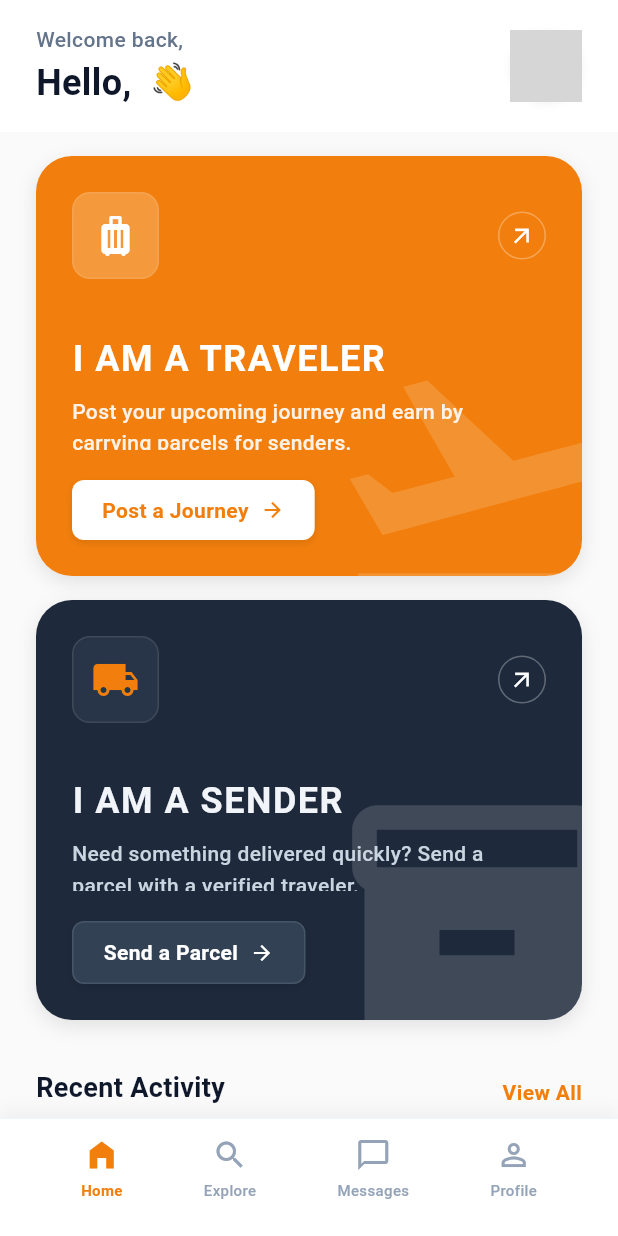
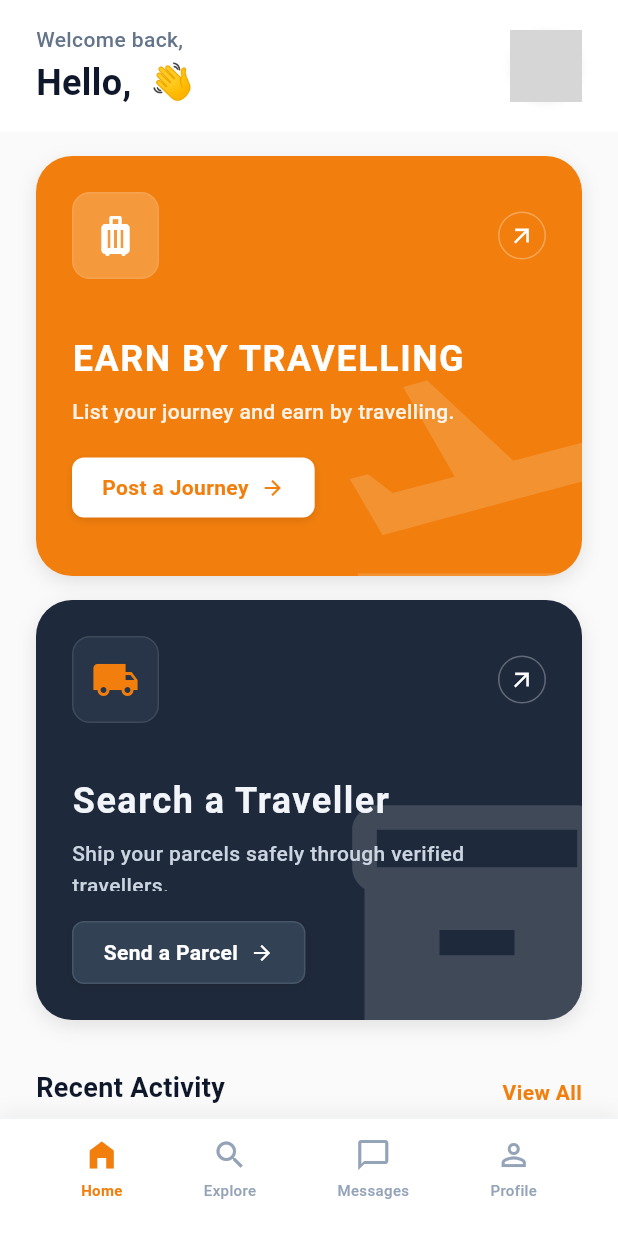
Before and after one commit to chetan2835/Needin-app, a Flutter app: the ExpressDashboardPage screen opened directly, on a phone screen of 412 x 824 dp. Run offline on Flutter 3.47's test engine with Material 3 defaults, Android fonts, the light colour scheme and no system bars; our stand-ins replace app_links, cached_network_image, firebase_auth, firebase_core, flutter_dotenv, flutter_image_compress and 6 more; missing offline and left inert: google_places_sdk_plus, razorpay_flutter; accounts and stored records are empty; network calls fail; Roboto replaces fonts that are missing (Plus Jakarta Sans); grey boxes are pictures that could not be loaded.

Commit message:
Update main.dart and express_dashboard_page.dart

```diff
--- a/lib/screens/needin_express/express_dashboard_page.dart
+++ b/lib/screens/needin_express/express_dashboard_page.dart
@@ -121,9 +121,9 @@ class _ExpressDashboardPageState extends State<ExpressDashboardPage> {
                               icon: Icons.luggage,
                               iconBgColor: Colors.white.withValues(alpha: 0.2),
                               iconColor: Colors.white,
-                              title: "I AM A TRAVELER",
+                              title: "EARN BY TRAVELLING",
                               titleColor: Colors.white,
-                              description: "Post your upcoming journey and earn by carrying parcels for senders.",
+                              description: "List your journey and earn by travelling.",
                               descriptionColor: Colors.white.withValues(alpha: 0.9),
                               buttonText: "Post a Journey",
                               buttonBgColor: Colors.white,
@@ -146,9 +146,9 @@ class _ExpressDashboardPageState extends State<ExpressDashboardPage> {
                               icon: Icons.local_shipping,
                               iconBgColor: const Color(0xFF334155).withValues(alpha: 0.5),
                               iconColor: const Color(0xFFF27F0D),
-                              title: "I AM A SENDER",
+                              title: "Search a Traveller",
                               titleColor: const Color(0xFFF1F5F9), // slate-100
-                              description: "Need something delivered quickly? Send a parcel with a verified traveler.",
+                              description: "Ship your parcels safely through verified travellers.",
                               descriptionColor: const Color(0xFFCBD5E1),
                               buttonText: "Send a Parcel",
                               buttonBgColor: const Color(0xFF334155),
```
Also changed, not shown: lib/main.dart (+3 -4 lines).
